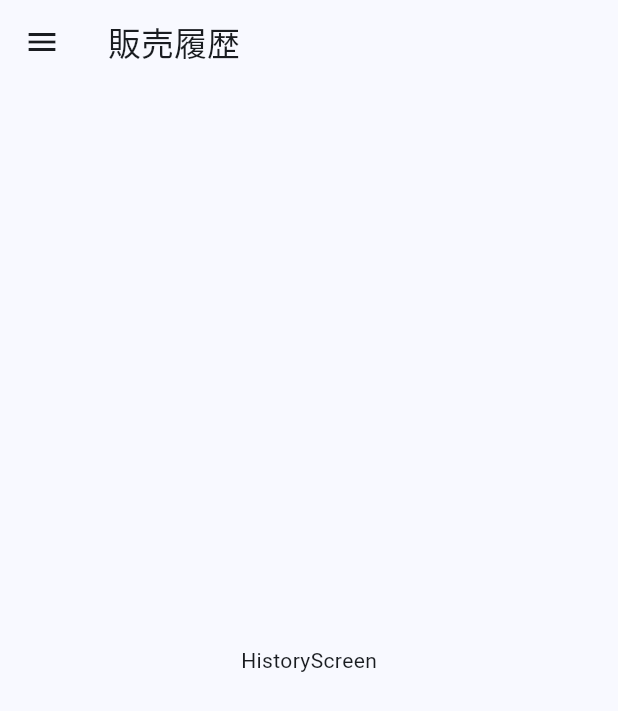
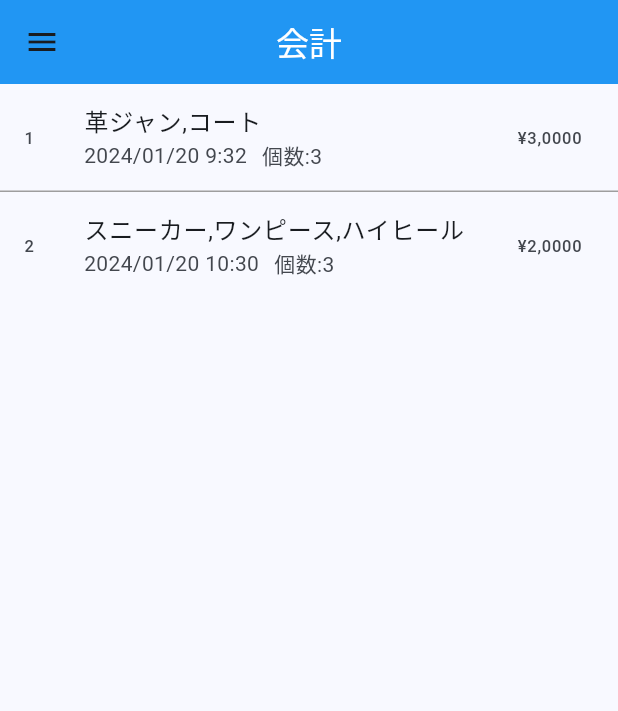
Before and after one commit to taimatu7/free_market_pos_flutter, a Flutter app: the HistoryScreen screen opened directly, on a phone screen of 412 x 824 dp. Shown: the top 711 px of the screen. Run offline on Flutter 3.47's test engine with Material 3 defaults, Android fonts, the phone set to English and light mode, and no system bars; our stand-ins replace badges, flutter_riverpod.

Commit message:
update: 履歴画面のレイアウト修正

```diff
--- a/lib/presentation/history/history/view/history_screen.dart
+++ b/lib/presentation/history/history/view/history_screen.dart
@@ -1,5 +1,7 @@
 import 'package:flutter/material.dart';
 import 'package:free_market_pos_flutter/presentation/components/side_drawer/side_drawer.dart';
+import 'package:free_market_pos_flutter/presentation/constants/constants.dart';
+import 'package:free_market_pos_flutter/presentation/history/history/view/widgets/history_detail_dialog.dart';
 
 class HistoryScreen extends StatefulWidget {
   const HistoryScreen({Key? key}) : super(key: key);
@@ -8,16 +10,61 @@ class HistoryScreen extends StatefulWidget {
 }
 
 class _HistoryScreenState extends State<HistoryScreen> {
+  final List<
+      ({
+        int id,
+        String datetime,
+        List<String> itemList,
+        String quantity,
+        String totalPrice
+      })> list = [
+    (
+      id: 1,
+      datetime: "2024/01/20 9:32",
+      itemList: ["革ジャン", "コート"],
+      quantity: "3",
+      totalPrice: "¥3,0000"
+    ),
+    (
+      id: 2,
+      datetime: "2024/01/20 10:30",
+      itemList: ["スニーカー", "ワンピース", "ハイヒール"],
+      quantity: "3",
+      totalPrice: "¥2,0000"
+    ),
+  ];
   @override
   Widget build(BuildContext context) {
     return Scaffold(
-      appBar: AppBar(
-        title: const Text('販売履歴'),
-      ),
-      drawer: const SideDrawer(),
-      body: const Center(
-        child: Text("HistoryScreen"),
-      ),
-    );
+        appBar: AppBar(
+          title: const Text("会計", style: TextStyle(color: titleColor)),
+          backgroundColor: appBarColor,
+          centerTitle: true,
+        ),
+        drawer: const SideDrawer(),
+        body: ListView.separated(
+            itemBuilder: (_, int index) {
+              return ListTile(
+                  leading: Text(list[index].id.toString()),
+                  title: Text(list[index].itemList.join(","),
+                      overflow: TextOverflow.ellipsis),
+                  subtitle: Row(
+                    children: [
+                      Text(list[index].datetime),
+                      const SizedBox(width: 10),
+                      Text("個数:${list[index].quantity}"),
+                    ],
+                  ),
+                  trailing: Text(list[index].totalPrice),
+                  onTap: () {
+                    showDialog(
+                        context: context,
+                        builder: (_) {
+                          return const HistoryDetalDialog();
+                        });
+                  });
+            },
+            separatorBuilder: (_, int index) => const Divider(height: 0),
+            itemCount: list.length));
   }
 }
```
